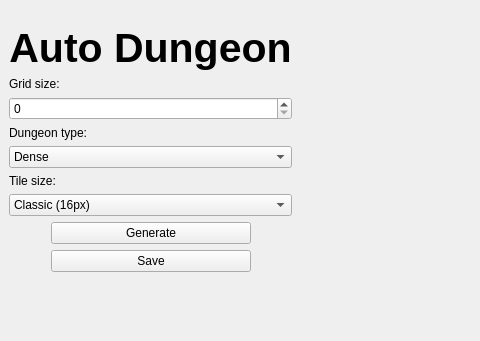
First picture: the form in mainwindow.ui, repository Talkys/Auto-Dungeon, before the edit; both pictures show x 0 to 480 and y 0 to 341 of the 807 by 600 pixel window.
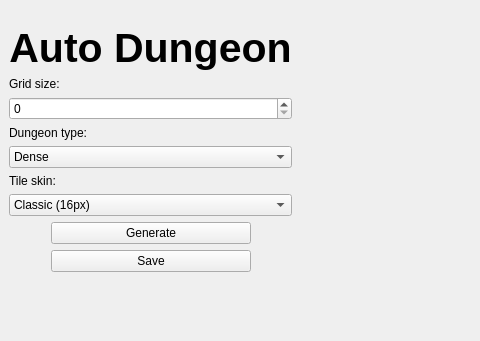
Second picture: the form after the edit.

Commit message:
Ruins skin added
Added new skin and fixed a bad name for the skin combobox

```diff
--- a/mainwindow.ui
+++ b/mainwindow.ui
@@ -81,7 +81,7 @@
         <item>
          <widget class="QLabel" name="label_3">
           <property name="text">
-           <string>Tile size:</string>
+           <string>Tile skin:</string>
           </property>
          </widget>
         </item>
```
Left out of the diff: 5 changed lines with no effect on the pictures. The commit also changes 2 other files.
